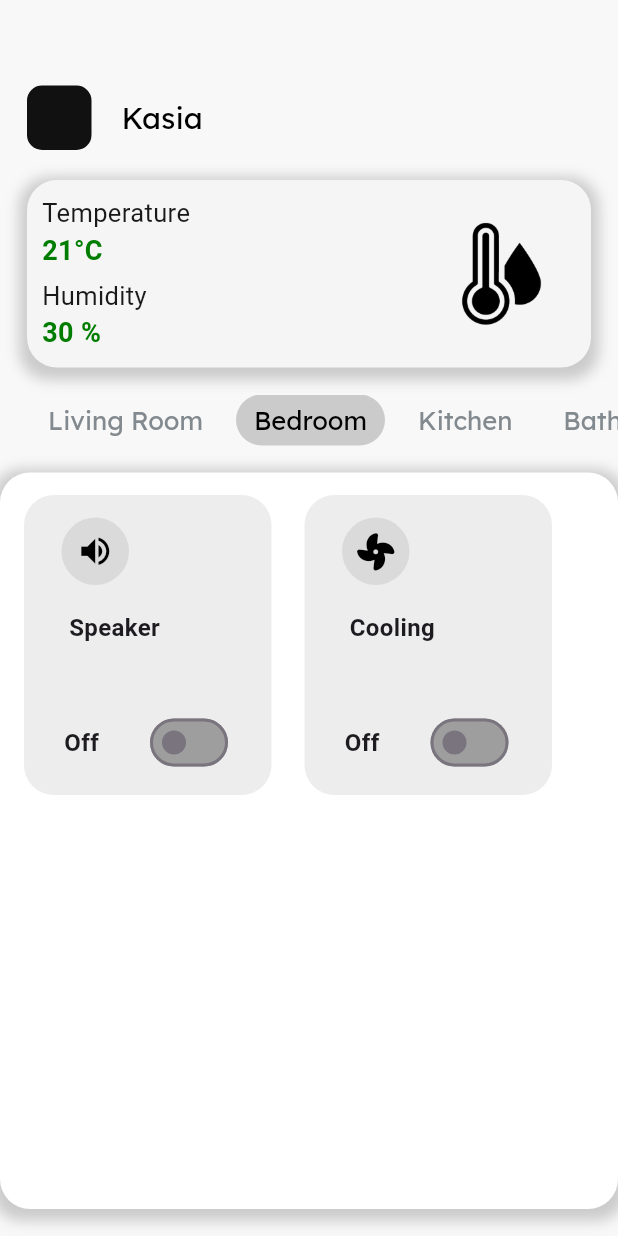
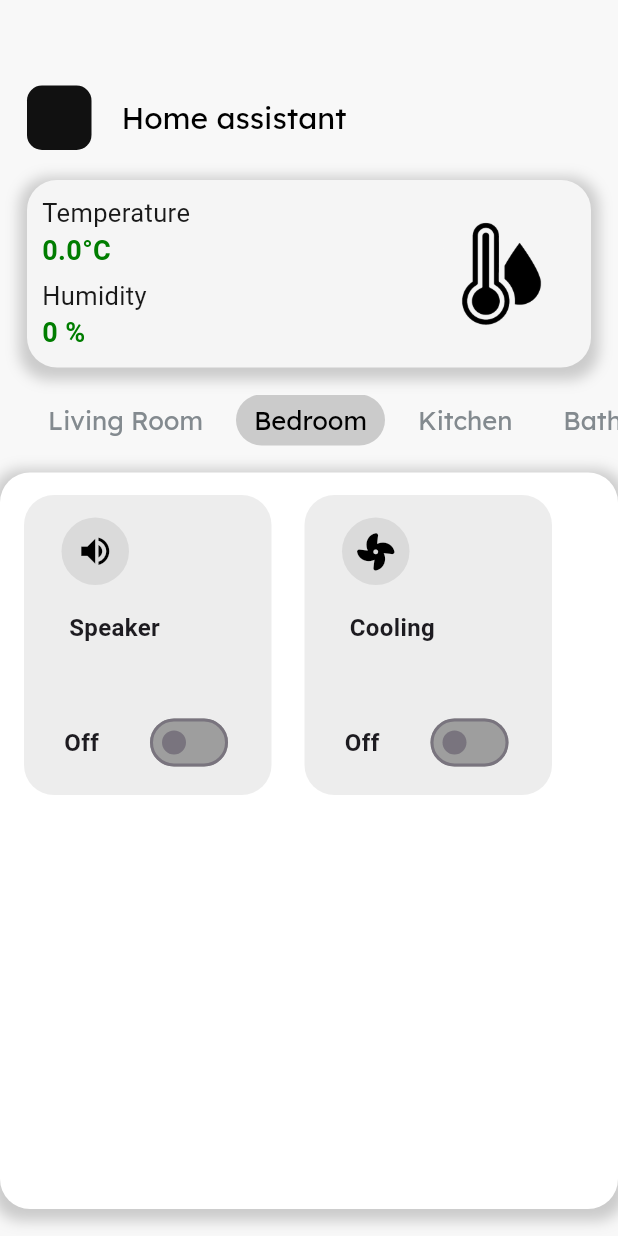
Before and after one commit to katrecat/Smart_home, a Flutter app: the screen it shows after launch, after a tap on "Bedroom", on a phone screen of 412 x 824 dp. Run offline on Flutter 3.47's test engine with Material 3 defaults, Android fonts, the phone set to English and light mode, and no system bars; our stand-ins replace flutter_svg, font_awesome_flutter, google_fonts; missing offline and left inert: mqtt_client.

Commit message:
Uaktualnienie temperatury i wilgotności na ekranie

```diff
--- a/lib/main.dart
+++ b/lib/main.dart
@@ -3,13 +3,11 @@ import 'package:mqtt_client/mqtt_client.dart';
 import 'package:mqtt_client/mqtt_server_client.dart';
 import 'screens/screen_0.dart';
 import 'screens/screen_1.dart';
+import 'dart:convert';
 
 Future<void> main() async {
   // Connect to MQTT broker
   MqttClient client = await connect();
-
-  // Subscribe to a topic
-  await subscribeToTopic(client, 'czujniki');
 
   runApp(MyApp(client: client));
 }
@@ -22,13 +20,10 @@ class MyApp extends StatelessWidget {
   @override
   Widget build(BuildContext context) {
     return MaterialApp(
-      // Define your initial route
       initialRoute: '/',
       routes: {
-        // Define your routes
-        '/': (context) => Screen0(), // Screen0 should be the name of your Screen0 widget class
-        '/screen1': (context) => Screen1(), // Add route for Screen1
-        // Add more routes if needed
+        '/': (context) => Screen0(),
+        '/screen1': (context) => Screen1(client: client),
       },
     );
   }
@@ -50,7 +45,7 @@ Future<MqttClient> connect() async {
       .withClientIdentifier('MyApp')
       .withWillTopic('czujniki')
       .withWillMessage('My Will message')
-      .startClean() // Non persistent session for testing
+      .startClean()
       .withWillQos(MqttQos.atLeastOnce);
   client.connectionMessage = connMess;
 
@@ -64,50 +59,29 @@ Future<MqttClient> connect() async {
   }
   print("connected");
 
-  client.updates!.listen((List<MqttReceivedMessage<MqttMessage?>>? c) {
-    final recMessage = c![0].payload as MqttPublishMessage;
-    final payload = MqttPublishPayload.bytesToStringAsString(recMessage.payload.message);
-
-    print('Received message:$payload from topic: ${c[0].topic}');
-  });
-
   return client;
 }
 
-// Connected callback
 void onConnected() {
   print('Connected');
 }
 
-// Disconnected callback
 void onDisconnected() {
   print('Disconnected');
 }
 
-// Subscribed callback
 void onSubscribed(String topic) {
   print('Subscribed topic: $topic');
 }
 
-// Subscribed failed callback
 void onSubscribeFail(String topic) {
   print('Failed to subscribe $topic');
 }
 
-// Unsubscribed callback
 void onUnsubscribed(String? topic) {
   print('Unsubscribed topic: $topic');
 }
 
-// Ping callback
 void pong() {
   print('Ping response client callback invoked');
 }
-
-Future<void> subscribeToTopic(MqttClient client, String topic) async {
-  if (client.connectionStatus?.state == MqttConnectionState.connected) {
-    client.subscribe(topic, MqttQos.atMostOnce);
-  } else {
-    print('Client not connected');
-  }
-}
--- a/lib/screens/screen_1.dart
+++ b/lib/screens/screen_1.dart
@@ -1,7 +1,13 @@
 import 'package:flutter/material.dart';
+import 'package:mqtt_client/mqtt_client.dart';
+import 'dart:convert';
 import '../widgets/CustomSensorBlock.dart';
 
 class Screen1 extends StatefulWidget {
+  final MqttClient client;
+
+  const Screen1({Key? key, required this.client}) : super(key: key);
+
   @override
   _Screen1State createState() => _Screen1State();
 }
@@ -9,11 +15,44 @@ class Screen1 extends StatefulWidget {
 class _Screen1State extends State<Screen1> {
   late PageController _pageController;
   int _selectedIndex = 0;
+  double value_temperature = 0.0;
+  int value_humidity = 0;
 
   @override
   void initState() {
     super.initState();
     _pageController = PageController();
+
+    // Subscribe to the topic and listen for updates
+    widget.client.subscribe('czujniki', MqttQos.atMostOnce);
+    widget.client.updates!.listen((List<MqttReceivedMessage<MqttMessage?>>? c) {
+      final recMessage = c![0].payload as MqttPublishMessage;
+      final payload =
+      MqttPublishPayload.bytesToStringAsString(recMessage.payload.message);
+
+      final Map<String, dynamic> message = jsonDecode(payload);
+      if (message['UNIT'] == 'CELSIUS') {
+        final double newValue = message['VALUE'];
+
+        setState(() {
+          value_temperature = newValue;
+        });
+
+        print('Received message: $payload from topic: ${c[0].topic}');
+        print('Temperature Value: $value_temperature');
+      } else if (message['UNIT'] == 'PROCRH') {
+        final int newValue = message['VALUE'];
+
+        setState(() {
+          value_humidity = newValue;
+        });
+
+        print('Received message: $payload from topic: ${c[0].topic}');
+        print('Humidity Value: $value_humidity');
+      } else {
+        print('Received message with different UNIT: $payload');
+      }
+    });
   }
 
   @override
@@ -45,7 +84,7 @@ class _Screen1State extends State<Screen1> {
                   ),
                   SizedBox(width: 20),
                   Text(
-                    'Kasia',
+                    'Home assistant',
                     style: TextStyle(
                       color: Color.fromRGBO(0, 0, 0, 1),
                       fontFamily: 'Lexend',
@@ -83,11 +122,10 @@ class _Screen1State extends State<Screen1> {
                         crossAxisAlignment: CrossAxisAlignment.start,
                         children: [
                           Text('Temperature', style: TextStyle(fontSize: 17, color: Color.fromRGBO(25, 25, 25, 1))),
-                          Text('21°С', style: TextStyle(fontSize: 18, color: Color.fromRGBO(
-                              0, 125, 0, 1.0), fontWeight: FontWeight.bold)),
+                          Text('$value_temperature°С', style: TextStyle(fontSize: 18, color: Color.fromRGBO(0, 125, 0, 1.0), fontWeight: FontWeight.bold)),
                           SizedBox(height: 5),
                           Text('Humidity', style: TextStyle(fontSize: 17, color: Color.fromRGBO(25, 25, 25, 1))),
-                          Text('30 %', style: TextStyle(fontSize: 18, color: Color.fromRGBO(0, 125, 0, 1.0), fontWeight: FontWeight.bold)),
+                          Text('$value_humidity %', style: TextStyle(fontSize: 18, color: Color.fromRGBO(0, 125, 0, 1.0), fontWeight: FontWeight.bold)),
                         ],
                       ),
                     ),
@@ -217,7 +255,6 @@ class _Screen1State extends State<Screen1> {
                 },
               ),
             ),
-
           ],
         ),
       ),
```
